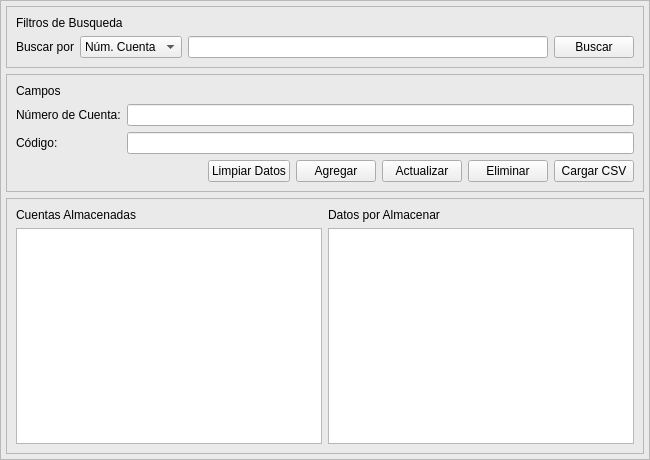
Qt form Front/ventanasui/V_CodigosCuentasBalanzaComprobacion.ui (LAngelVp/ProyectoKWESTE) before a commit.
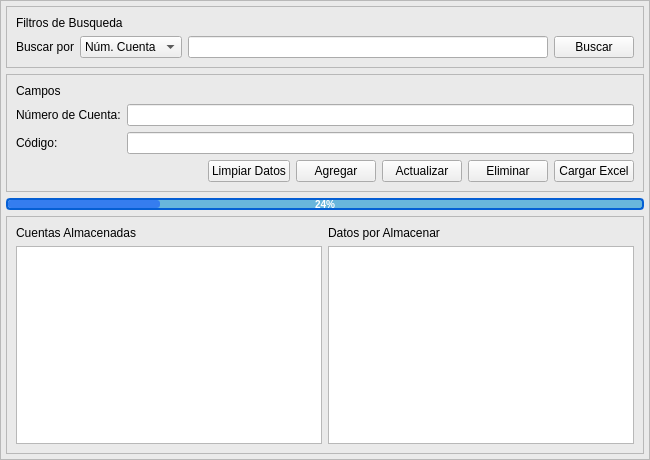
The same form after that commit.

What changed in the file:
```diff
--- a/Front/ventanasui/V_CodigosCuentasBalanzaComprobacion.ui
+++ b/Front/ventanasui/V_CodigosCuentasBalanzaComprobacion.ui
@@ -86,7 +86,22 @@
 border: 1px solid #ddd;
 color: white;
 font-weight: bold;
-}</string>
+}
+#progressBar{
+border: 2px solid rgb(5, 95, 212);
+border-radius: 4px;
+background-color: rgb(104, 182, 220);
+text-align: center;
+max-height:8px;
+color: rgb(255, 255, 255);
+font-weight:bold;
+font-size:10px;
+}
+#progressBar:chunk{
+background-color: rgb(53, 125, 239);
+border-radius: 3px;
+}
+</string>
   </property>
   <layout class="QGridLayout" name="gridLayout">
    <property name="leftMargin">
@@ -279,7 +294,7 @@
               <cursorShape>PointingHandCursor</cursorShape>
              </property>
              <property name="text">
-              <string>Cargar CSV</string>
+              <string>Cargar Excel</string>
              </property>
             </widget>
            </item>
@@ -288,6 +303,13 @@
         </layout>
        </widget>
       </item>
+      <item>
+       <widget class="QProgressBar" name="progressBar">
+        <property name="value">
+         <number>24</number>
+        </property>
+       </widget>
+      </item>
       <item>
        <widget class="QFrame" name="contenedor_4">
         <property name="frameShape">
```
